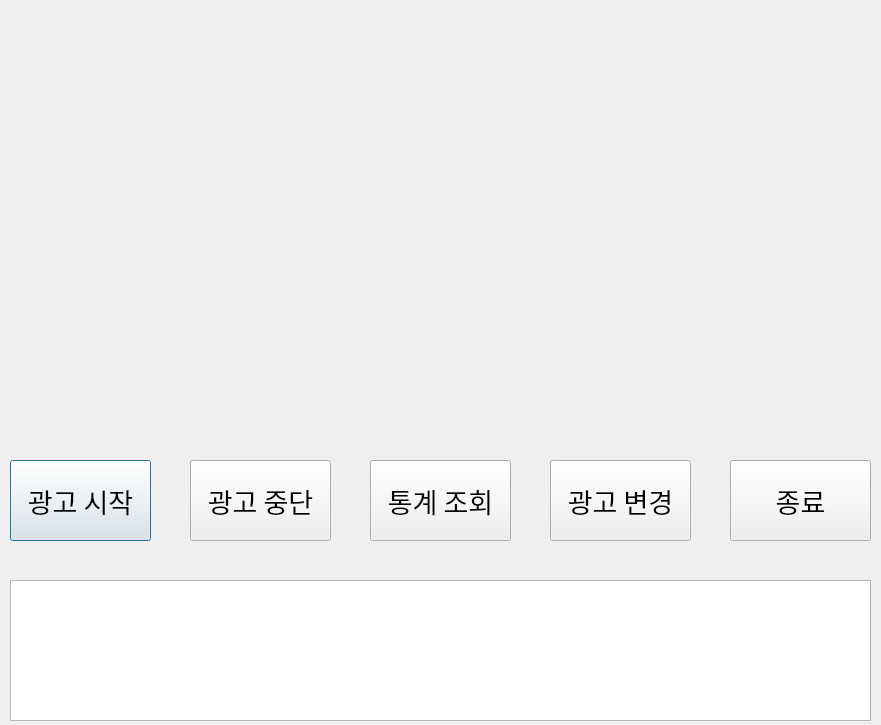
sannyuni33/smartAD, file serverfinal.ui: the form before one commit.
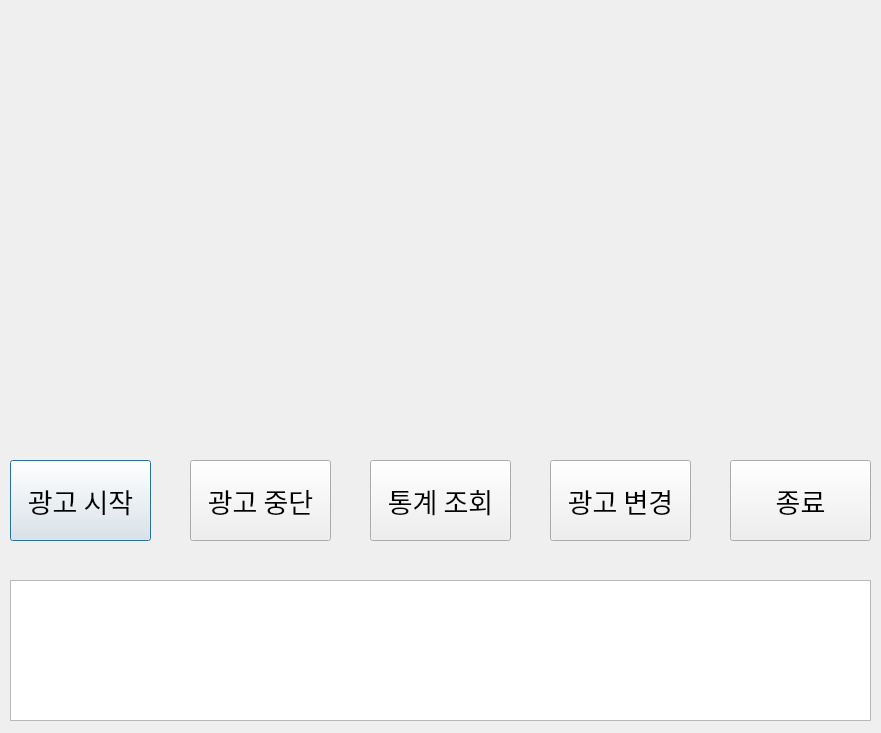
The form after the commit.

Patch:
```diff
--- a/serverfinal.ui
+++ b/serverfinal.ui
@@ -7,7 +7,7 @@
     <x>0</x>
     <y>0</y>
     <width>881</width>
-    <height>725</height>
+    <height>733</height>
    </rect>
   </property>
   <property name="windowTitle">
@@ -92,10 +92,10 @@
   <widget class="QLabel" name="label">
    <property name="geometry">
     <rect>
-     <x>0</x>
-     <y>0</y>
+     <x>10</x>
+     <y>10</y>
      <width>411</width>
-     <height>431</height>
+     <height>421</height>
     </rect>
    </property>
    <property name="text">
@@ -105,10 +105,10 @@
   <widget class="QLabel" name="label_2">
    <property name="geometry">
     <rect>
-     <x>470</x>
-     <y>0</y>
+     <x>460</x>
+     <y>10</y>
      <width>411</width>
-     <height>431</height>
+     <height>421</height>
     </rect>
    </property>
    <property name="text">
```
